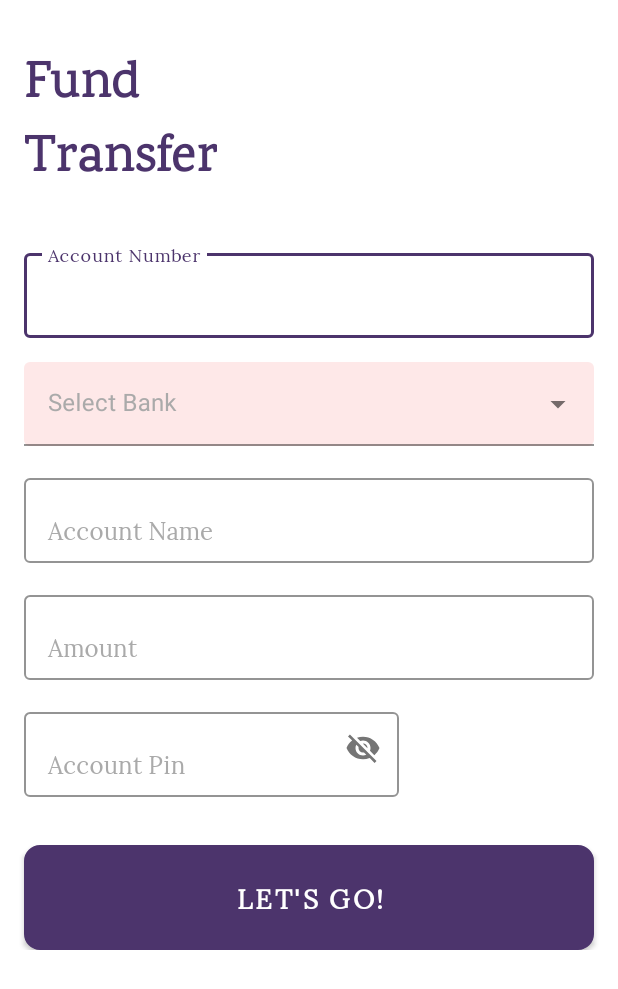
After one commit to The-Android-Crew/HoverHackaton, an Android app: the fragment FundTransfer shown on its own in the app's theme, on a phone screen of 412 x 824 dp. The commit adds this screen. Shown: the top 989 px of the screen. Run offline under Robolectric (Android 15) with nearby library versions, the phone set to English and light mode, and no system bars.

Commit message:
feat: add fund transfer screen

```diff
--- /dev/null
+++ b/app/src/main/java/com/project/theandroidcrew/hoverhackaton/views/main/ui/FundTransfer.kt
@@ -0,0 +1,24 @@
+package com.project.theandroidcrew.hoverhackaton.views.main.ui
+
+import android.os.Bundle
+import androidx.fragment.app.Fragment
+import android.view.LayoutInflater
+import android.view.View
+import android.view.ViewGroup
+
+import com.project.theandroidcrew.hoverhackaton.R
+
+/**
+ * A simple [Fragment] subclass.
+ */
+class FundTransfer : Fragment() {
+
+    override fun onCreateView(
+        inflater: LayoutInflater, container: ViewGroup?,
+        savedInstanceState: Bundle?
+    ): View? {
+        // Inflate the layout for this fragment
+        return inflater.inflate(R.layout.fragment_fund_transfer, container, false)
+    }
+
+}
--- /dev/null
+++ b/app/src/main/res/drawable/button_background.xml
@@ -0,0 +1,7 @@
+<?xml version="1.0" encoding="utf-8"?>
+<shape xmlns:android="http://schemas.android.com/apk/res/android" android:shape="rectangle">
+    <stroke android:width="1dp" android:color="@color/colorPrimary" />
+    <solid android:color="@color/colorPrimary"/>
+    <corners android:radius="10dp" />
+
+</shape>
--- /dev/null
+++ b/app/src/main/res/layout/fragment_fund_transfer.xml
@@ -0,0 +1,190 @@
+<?xml version="1.0" encoding="utf-8"?>
+<ScrollView xmlns:android="http://schemas.android.com/apk/res/android"
+    xmlns:app="http://schemas.android.com/apk/res-auto"
+    xmlns:tools="http://schemas.android.com/tools"
+    android:layout_height="match_parent"
+    android:layout_width="match_parent"
+    tools:context=".views.main.ui.FundTransfer">
+
+<androidx.constraintlayout.widget.ConstraintLayout
+    android:layout_width="match_parent"
+    android:layout_height="wrap_content"
+    android:id="@+id/constraintLayout" >
+
+    <TextView
+        android:id="@+id/fund_transfer_text"
+        android:layout_width="wrap_content"
+        android:layout_height="wrap_content"
+        android:layout_marginStart="16dp"
+        android:layout_marginTop="32dp"
+        android:fontFamily="@font/karma"
+        android:text="@string/fund_transfer_text"
+        android:textAppearance="@style/TextAppearance.Large.Primary"
+        android:textColor="@color/colorPrimaryDark"
+        android:textStyle="bold"
+        app:layout_constraintStart_toStartOf="parent"
+        app:layout_constraintTop_toTopOf="parent" />
+
+    <com.google.android.material.textfield.TextInputLayout
+        android:id="@+id/account_number"
+        android:layout_width="0dp"
+        android:layout_height="wrap_content"
+        android:layout_marginStart="16dp"
+        android:layout_marginTop="32dp"
+        android:layout_marginEnd="16dp"
+        android:textColorHint="@android:color/darker_gray"
+        app:boxBackgroundColor="@android:color/white"
+        app:boxBackgroundMode="outline"
+        android:hint="@string/account_number"
+        app:boxCornerRadiusBottomEnd="4dp"
+        app:boxCornerRadiusBottomStart="4dp"
+        app:boxCornerRadiusTopEnd="4dp"
+        app:boxCornerRadiusTopStart="4dp"
+        app:boxStrokeColor="@color/colorPrimary"
+        app:layout_constraintEnd_toEndOf="parent"
+        app:layout_constraintStart_toStartOf="parent"
+        app:layout_constraintTop_toBottomOf="@+id/fund_transfer_text">
+
+        <com.google.android.material.textfield.TextInputEditText
+            android:id="@+id/account_number_text"
+            android:layout_width="match_parent"
+            android:layout_height="wrap_content"
+            android:fontFamily="@font/lora"
+            android:textColor="@color/colorPrimaryDark" />
+    </com.google.android.material.textfield.TextInputLayout>
+
+    <com.google.android.material.textfield.TextInputLayout
+        android:id="@+id/select_bank"
+        style="@style/Widget.MaterialComponents.TextInputLayout.FilledBox.ExposedDropdownMenu"
+        android:layout_width="0dp"
+        android:layout_height="wrap_content"
+        android:layout_marginStart="16dp"
+        android:layout_marginTop="16dp"
+        android:layout_marginEnd="16dp"
+        android:layout_marginBottom="16dp"
+        android:hint="Select Bank"
+        android:textColorHint="@android:color/darker_gray"
+        app:boxBackgroundColor="@color/cardPink"
+        app:boxBackgroundMode="filled"
+        app:boxCornerRadiusBottomEnd="4dp"
+        app:boxCornerRadiusBottomStart="4dp"
+        app:boxCornerRadiusTopEnd="4dp"
+        app:boxCornerRadiusTopStart="4dp"
+        app:boxStrokeColor="@color/cardIconPink"
+        app:layout_constraintBottom_toTopOf="@id/account_name"
+        app:layout_constraintEnd_toEndOf="parent"
+        app:layout_constraintStart_toStartOf="parent"
+        app:layout_constraintTop_toBottomOf="@+id/account_number">
+
+        <AutoCompleteTextView
+            android:id="@+id/filled_exposed_dropdown"
+            android:layout_width="match_parent"
+            android:layout_height="wrap_content" />
+
+    </com.google.android.material.textfield.TextInputLayout>
+
+    <com.google.android.material.textfield.TextInputLayout
+        android:id="@+id/account_name"
+        android:layout_width="0dp"
+        android:layout_height="wrap_content"
+        android:layout_marginStart="16dp"
+        android:layout_marginTop="16dp"
+        android:layout_marginEnd="16dp"
+        android:hint="@string/account_name"
+        android:textColorHint="@android:color/darker_gray"
+        app:boxBackgroundColor="@android:color/white"
+        app:boxBackgroundMode="outline"
+        app:boxCornerRadiusBottomEnd="4dp"
+        app:boxCornerRadiusBottomStart="4dp"
+        app:boxCornerRadiusTopEnd="4dp"
+        app:boxCornerRadiusTopStart="4dp"
+        app:boxStrokeColor="@color/colorPrimary"
+        app:layout_constraintEnd_toEndOf="parent"
+        app:layout_constraintStart_toStartOf="parent"
+        app:layout_constraintTop_toBottomOf="@+id/select_bank">
+
+        <com.google.android.material.textfield.TextInputEditText
+            android:id="@+id/account_name_text"
+            android:layout_width="match_parent"
+            android:layout_height="wrap_content"
+            android:fontFamily="@font/lora"
+            android:textAlignment="textStart"
+            android:textColor="@color/colorPrimaryDark" />
+    </com.google.android.material.textfield.TextInputLayout>
+
+    <com.google.android.material.textfield.TextInputLayout
+        android:id="@+id/account_amount"
+        android:layout_width="0dp"
+        android:layout_height="wrap_content"
+        android:layout_marginStart="16dp"
+        android:layout_marginTop="16dp"
+        android:layout_marginEnd="16dp"
+        android:hint="@string/amount"
+        android:textColorHint="@android:color/darker_gray"
+        app:boxBackgroundColor="@android:color/white"
+        app:boxBackgroundMode="outline"
+        app:boxCornerRadiusBottomEnd="4dp"
+        app:boxCornerRadiusBottomStart="4dp"
+        app:boxCornerRadiusTopEnd="4dp"
+        app:boxCornerRadiusTopStart="4dp"
+        app:boxStrokeColor="@color/colorPrimary"
+        app:layout_constraintEnd_toEndOf="parent"
+        app:layout_constraintStart_toStartOf="parent"
+        app:layout_constraintTop_toBottomOf="@+id/account_name">
+
+        <com.google.android.material.textfield.TextInputEditText
+            android:id="@+id/account_amount_text"
+            android:layout_width="match_parent"
+            android:layout_height="wrap_content"
+            android:fontFamily="@font/lora"
+            android:textColor="@color/colorPrimaryDark" />
+    </com.google.android.material.textfield.TextInputLayout>
+
+    <com.google.android.material.textfield.TextInputLayout
+        android:id="@+id/account_pin"
+        android:layout_width="0dp"
+        android:layout_height="wrap_content"
+        android:layout_marginStart="16dp"
+        android:layout_marginTop="16dp"
+        android:layout_marginEnd="16dp"
+        android:hint="@string/account_pin"
+        android:textColorHint="@android:color/darker_gray"
+        app:boxBackgroundColor="@android:color/white"
+        app:boxBackgroundMode="outline"
+        app:boxCornerRadiusBottomEnd="4dp"
+        app:boxCornerRadiusBottomStart="4dp"
+        app:boxCornerRadiusTopEnd="4dp"
+        app:boxCornerRadiusTopStart="4dp"
+        app:boxStrokeColor="@color/colorPrimary"
+        app:layout_constraintEnd_toEndOf="parent"
+        app:layout_constraintStart_toStartOf="parent"
+        app:layout_constraintTop_toBottomOf="@+id/account_amount"
+        app:passwordToggleEnabled="true">
+
+        <com.google.android.material.textfield.TextInputEditText
+            android:id="@+id/account_pin_text"
+            android:layout_width="250dp"
+            android:layout_height="wrap_content"
+            android:fontFamily="@font/lora"
+            android:textColor="@color/colorPrimaryDark" />
+    </com.google.android.material.textfield.TextInputLayout>
+
+    <Button
+        android:id="@+id/button"
+        android:layout_width="0dp"
+        android:layout_height="70dp"
+        android:layout_marginStart="16dp"
+        android:layout_marginTop="32dp"
+        android:layout_marginEnd="16dp"
+        android:background="@drawable/button_background"
+        android:fontFamily="@font/lora"
+        android:text="@string/let_s_go"
+        android:textColor="@android:color/white"
+        android:textSize="18sp"
+        android:textStyle="bold"
+        app:layout_constraintEnd_toEndOf="parent"
+        app:layout_constraintStart_toStartOf="parent"
+        app:layout_constraintTop_toBottomOf="@+id/account_pin" />
+
+</androidx.constraintlayout.widget.ConstraintLayout>
+</ScrollView>
--- a/app/src/main/res/values/strings.xml
+++ b/app/src/main/res/values/strings.xml
@@ -7,4 +7,10 @@
     <string name="started">Let\'s get \nStarted!</string>
     <string name="sign_up">SIGN UP</string>
     <string name="verify_continue"><![CDATA[VERIFY & CONTINUE]]></string>
+    <string name="fund_transfer_text">Fund\nTransfer</string>
+    <string name="account_number">Account Number</string>
+    <string name="account_name">Account Name</string>
+    <string name="amount">Amount</string>
+    <string name="account_pin">Account Pin</string>
+    <string name="let_s_go">LET\'S GO!</string>
 </resources>
```
Also changed, not shown: app/src/main/res/font/karma.ttf (added).
